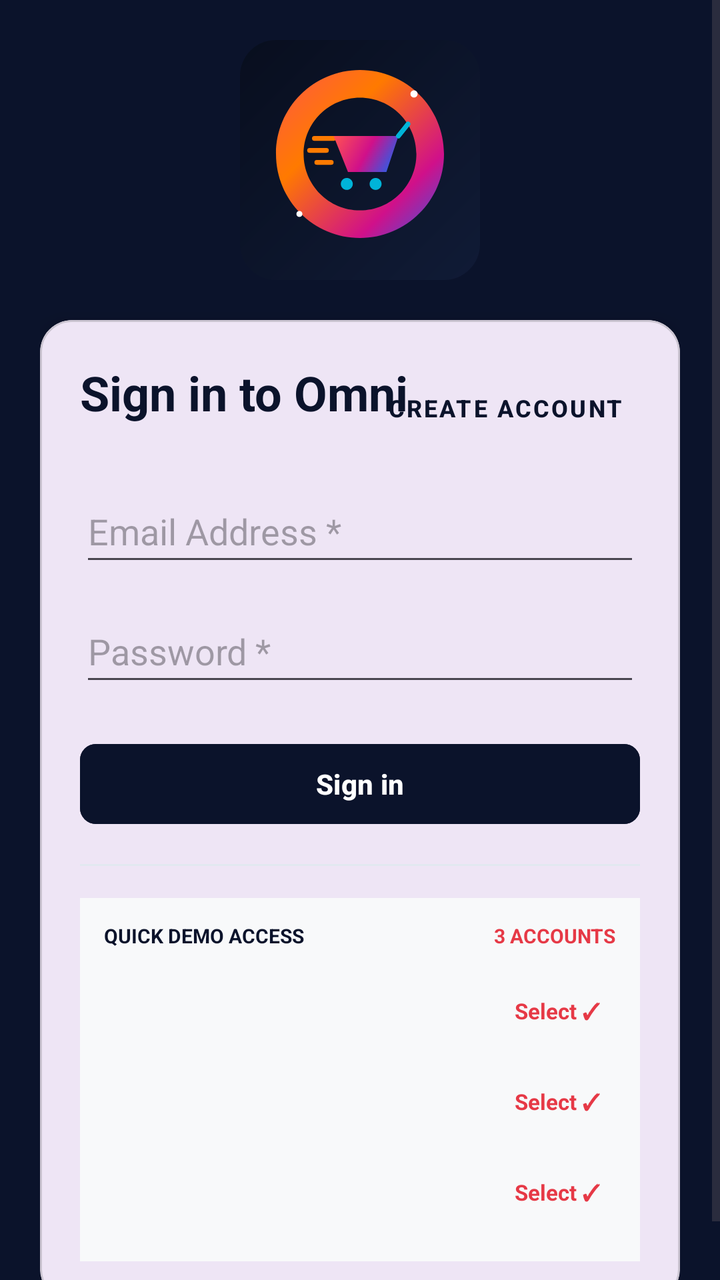
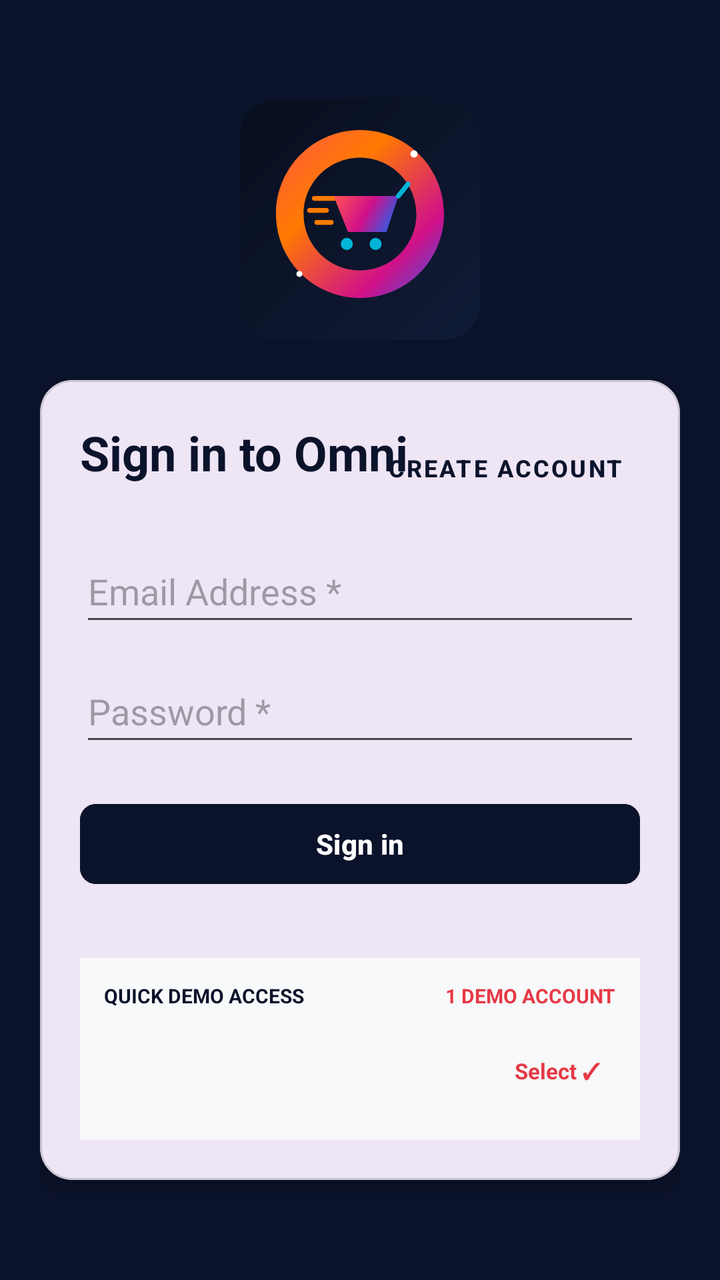

The first picture is an Android layout as it rendered before a commit; the second is the same layout after the commit. The layout source and the unified diff follow.
<!-- AndroidManifest.xml: application theme Theme.OmniEcommercePlatform -->
<!-- res/layout/fragment_sign_in.xml -->
<?xml version="1.0" encoding="utf-8"?>
<ScrollView xmlns:android="http://schemas.android.com/apk/res/android"
    xmlns:app="http://schemas.android.com/apk/res-auto"
    android:layout_width="match_parent"
    android:layout_height="match_parent"
    android:background="#0B132B"
    android:fillViewport="true">

    <LinearLayout
        android:layout_width="match_parent"
        android:layout_height="wrap_content"
        android:gravity="center"
        android:orientation="vertical"
        android:padding="20dp">

        <ImageView
            android:id="@+id/imgAuthLogo"
            android:layout_width="120dp"
            android:layout_height="120dp"
            android:contentDescription="Omni Logo"
            android:src="@drawable/ic_omni_logo" />

        <com.google.android.material.card.MaterialCardView
            android:layout_width="match_parent"
            android:layout_height="wrap_content"
            android:layout_marginTop="20dp"
            app:cardCornerRadius="16dp"
            app:cardElevation="6dp">

            <LinearLayout
                android:layout_width="match_parent"
                android:layout_height="wrap_content"
                android:orientation="vertical"
                android:padding="20dp">

                <RelativeLayout
                    android:layout_width="match_parent"
                    android:layout_height="wrap_content">

                    <TextView
                        android:id="@+id/tvAuthTitle"
                        android:layout_width="wrap_content"
                        android:layout_height="wrap_content"
                        android:text="Sign in to Omni"
                        android:textColor="#0B132B"
                        android:textSize="24sp"
                        android:textStyle="bold" />

                    <Button
                        android:id="@+id/btnToggleAuth"
                        style="@style/Widget.MaterialComponents.Button.TextButton"
                        android:layout_width="wrap_content"
                        android:layout_height="wrap_content"
                        android:layout_alignParentEnd="true"
                        android:text="Create Account"
                        android:textColor="#0B132B"
                        android:textSize="12sp"
                        android:textStyle="bold" />
                </RelativeLayout>

                <EditText
                    android:id="@+id/etFullName"
                    android:layout_width="match_parent"
                    android:layout_height="48dp"
                    android:layout_marginTop="12dp"
                    android:hint="Full Name *"
                    android:inputType="textPersonName"
                    android:visibility="gone" />

                <EditText
                    android:id="@+id/etEmail"
                    android:layout_width="match_parent"
                    android:layout_height="48dp"
                    android:layout_marginTop="12dp"
                    android:hint="Email Address *"
                    android:inputType="textEmailAddress" />

                <EditText
                    android:id="@+id/etPassword"
                    android:layout_width="match_parent"
                    android:layout_height="48dp"
                    android:layout_marginTop="12dp"
                    android:hint="Password *"
                    android:inputType="textPassword" />

                <EditText
                    android:id="@+id/etPhone"
                    android:layout_width="match_parent"
                    android:layout_height="48dp"
                    android:layout_marginTop="12dp"
                    android:hint="Phone Number (10 digits) *"
                    android:inputType="phone"
                    android:maxLength="10"
                    android:visibility="gone" />

                <EditText
                    android:id="@+id/etStreet"
                    android:layout_width="match_parent"
                    android:layout_height="48dp"
                    android:layout_marginTop="12dp"
                    android:hint="Delivery Street Address *"
                    android:inputType="textPostalAddress"
                    android:visibility="gone" />

                <EditText
                    android:id="@+id/etPincode"
                    android:layout_width="match_parent"
                    android:layout_height="48dp"
                    android:layout_marginTop="12dp"
                    android:hint="PIN Code (6 digits) *"
                    android:inputType="number"
                    android:maxLength="6"
                    android:visibility="gone" />

                <LinearLayout
                    android:id="@+id/layoutCityState"
                    android:layout_width="match_parent"
                    android:layout_height="wrap_content"
                    android:layout_marginTop="12dp"
                    android:orientation="horizontal"
                    android:visibility="gone">

                    <EditText
                        android:id="@+id/etCity"
                        android:layout_width="0dp"
                        android:layout_height="48dp"
                        android:layout_weight="1"
                        android:hint="City *" />

                    <EditText
                        android:id="@+id/etState"
                        android:layout_width="0dp"
                        android:layout_height="48dp"
                        android:layout_weight="1"
                        android:hint="State *" />
                </LinearLayout>

                <Button
                    android:id="@+id/btnSubmitAuth"
                    android:layout_width="match_parent"
                    android:layout_height="48dp"
                    android:layout_marginTop="20dp"
                    android:backgroundTint="#0B132B"
                    android:text="Sign in"
                    android:textColor="#FFFFFF"
                    android:textStyle="bold"
                    app:cornerRadius="8dp" />

                <View
                    android:layout_width="match_parent"
                    android:layout_height="1dp"
                    android:layout_marginVertical="16dp"
                    android:background="#E2E8F0" />

                
                <LinearLayout
                    android:id="@+id/layoutDemoAccounts"
                    android:layout_width="match_parent"
                    android:layout_height="wrap_content"
                    android:background="#F8F9FA"
                    android:orientation="vertical"
                    android:padding="12dp">

                    <RelativeLayout
                        android:layout_width="match_parent"
                        android:layout_height="wrap_content"
                        android:layout_marginBottom="8dp">

                        <TextView
                            android:layout_width="wrap_content"
                            android:layout_height="wrap_content"
                            android:text="QUICK DEMO ACCESS"
                            android:textColor="#0B132B"
                            android:textSize="10sp"
                            android:textStyle="bold" />

                        <TextView
                            android:layout_width="wrap_content"
                            android:layout_height="wrap_content"
                            android:layout_alignParentEnd="true"
                            android:text="3 ACCOUNTS"
                            android:textColor="#E63946"
                            android:textSize="10sp"
                            android:textStyle="bold" />
                    </RelativeLayout>

                    
                    <include
                        android:id="@+id/demoAccount1"
                        layout="@layout/item_demo_account" />

                    
                    <include
                        android:id="@+id/demoAccount2"
                        layout="@layout/item_demo_account" />

                    
                    <include
                        android:id="@+id/demoAccount3"
                        layout="@layout/item_demo_account" />
                </LinearLayout>
            </LinearLayout>
        </com.google.android.material.card.MaterialCardView>
    </LinearLayout>
</ScrollView>
<!-- res/layout/item_demo_account.xml (included above) -->
<?xml version="1.0" encoding="utf-8"?>
<RelativeLayout xmlns:android="http://schemas.android.com/apk/res/android"
    android:id="@+id/layoutDemoItem"
    android:layout_width="match_parent"
    android:layout_height="wrap_content"
    android:background="?attr/selectableItemBackground"
    android:clickable="true"
    android:focusable="true"
    android:padding="8dp">

    <LinearLayout
        android:layout_width="wrap_content"
        android:layout_height="wrap_content"
        android:orientation="vertical">

        <TextView
            android:id="@+id/tvDemoLabel"
            android:layout_width="wrap_content"
            android:layout_height="wrap_content"
            android:textColor="#0B132B"
            android:textSize="11sp"
            android:textStyle="bold" />

        <TextView
            android:id="@+id/tvDemoEmail"
            android:layout_width="wrap_content"
            android:layout_height="wrap_content"
            android:textColor="#6C757D"
            android:textSize="11sp" />
    </LinearLayout>

    <TextView
        android:id="@+id/tvDemoAction"
        android:layout_width="wrap_content"
        android:layout_height="wrap_content"
        android:layout_alignParentEnd="true"
        android:layout_centerVertical="true"
        android:text="Select ✓"
        android:textColor="#E63946"
        android:textSize="11sp"
        android:textStyle="bold" />
</RelativeLayout>
<!-- resources referenced by this layout -->
<resources>
  <!-- drawable ic_omni_logo: vector/xml drawable (drawable, 3261 chars, omitted) -->
  <style name="Theme.OmniEcommercePlatform" parent="Base.Theme.OmniEcommercePlatform" />
  <style name="Base.Theme.OmniEcommercePlatform" parent="Theme.Material3.DayNight.NoActionBar">
          
          
      </style>
</resources>

<!-- the commit's change to res/layout/fragment_sign_in.xml (unified diff, before → after) -->
@@ -178,7 +178,7 @@
                             android:layout_width="wrap_content"
                             android:layout_height="wrap_content"
                             android:layout_alignParentEnd="true"
-                            android:text="3 ACCOUNTS"
+                            android:text="1 DEMO ACCOUNT"
                             android:textColor="#E63946"
                             android:textSize="10sp"
                             android:textStyle="bold" />
@@ -187,16 +187,6 @@
                     
                     <include
                         android:id="@+id/demoAccount1"
-                        layout="@layout/item_demo_account" />
-
-                    
-                    <include
-                        android:id="@+id/demoAccount2"
-                        layout="@layout/item_demo_account" />
-
-                    
-                    <include
-                        android:id="@+id/demoAccount3"
                         layout="@layout/item_demo_account" />
                 </LinearLayout>
             </LinearLayout>
